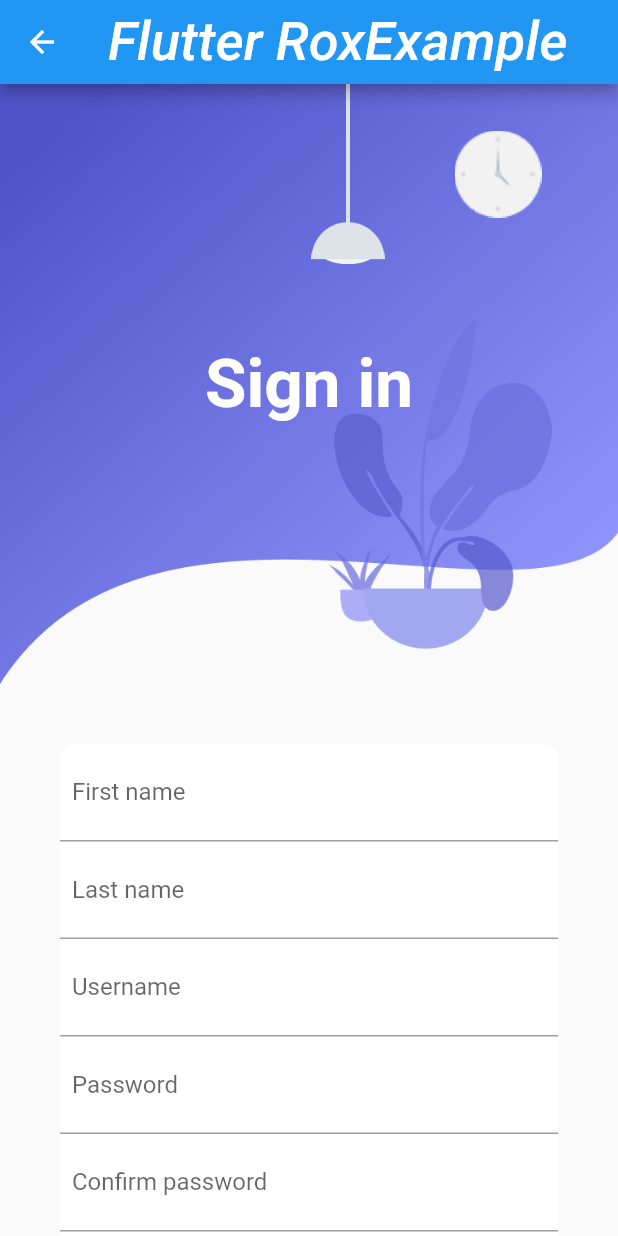
After one commit to naida-merzic/FIT-RS2, a Flutter app: the screen it shows after launch, after a tap on "Sign in", on a phone screen of 412 x 824 dp. The commit adds this screen. Run offline on Flutter 3.47's test engine with Material 2 defaults, Android fonts, the phone set to English and light mode, and no system bars; missing offline and left inert: dart:ffi; accounts and stored records are empty; network calls fail.

Commit message:
mobile fix

```diff
--- a/eOftamoloskiCentar/eoftamoloskimobile/lib/main.dart
+++ b/eOftamoloskiCentar/eoftamoloskimobile/lib/main.dart
@@ -13,6 +13,7 @@ import 'package:eoftamoloskimobile/providers/termin_provider.dart';
 import 'package:eoftamoloskimobile/providers/user_provider.dart';
 import 'package:eoftamoloskimobile/screens/cart/cart_screen.dart';
 import 'package:eoftamoloskimobile/screens/krosicnickiRacun/korisnickiRacunScreen.dart';
+import 'package:eoftamoloskimobile/screens/krosicnickiRacun/registracija.dart';
 import 'package:eoftamoloskimobile/screens/news/news_list_screen.dart';
 import 'package:eoftamoloskimobile/screens/products/product_details_screen.dart';
 import 'package:eoftamoloskimobile/screens/products/product_list_screen.dart';
@@ -76,6 +77,9 @@ void main() => runApp(MultiProvider(
             } else if (settings.name == TerminInsertScreen.routeName) {
               return MaterialPageRoute(
                   builder: ((context) => TerminInsertScreen()));
+            } else if (settings.name == RegistracijaScreen.routeName) {
+              return MaterialPageRoute(
+                  builder: ((context) => RegistracijaScreen()));
             }
 
             var uri = Uri.parse(settings.name!);
@@ -138,7 +142,7 @@ class HomePage extends StatelessWidget {
               Container(
                 child: Center(
                     child: Text(
-                  "Login",
+                  "Welcome",
                   style: TextStyle(
                       color: Colors.white,
                       fontSize: 45,
@@ -148,7 +152,7 @@ class HomePage extends StatelessWidget {
             ]),
           ),
           Padding(
-              padding: EdgeInsets.all(40),
+              padding: EdgeInsets.fromLTRB(40, 0, 40, 10),
               child: Container(
                 decoration: BoxDecoration(
                     color: Colors.white,
@@ -213,6 +217,24 @@ class HomePage extends StatelessWidget {
               child: Center(child: Text("Login")),
             ),
           ),
+          SizedBox(height: 20),
+          Container(
+            height: 50,
+            //padding: EdgeInsets.all(8),
+            margin: EdgeInsets.fromLTRB(40, 0, 40, 0),
+            decoration: BoxDecoration(
+                borderRadius: BorderRadius.circular(10),
+                gradient: LinearGradient(colors: [
+                  Color.fromARGB(255, 106, 112, 236),
+                  Color.fromRGBO(143, 148, 251, 6)
+                ])),
+            child: InkWell(
+              onTap: () async {
+                Navigator.pushNamed(context, RegistracijaScreen.routeName);
+              },
+              child: Center(child: Text("Sign in")),
+            ),
+          ),
           SizedBox(height: 40),
           Text("Forgot password?"),
           SizedBox(height: 40),
--- a/eOftamoloskiCentar/eoftamoloskimobile/lib/model/korisnickiRacun.dart
+++ b/eOftamoloskiCentar/eoftamoloskimobile/lib/model/korisnickiRacun.dart
@@ -12,6 +12,8 @@ class KorisnickiRacun {
   String? email;
   String? brojTelefona;
   String? adresa;
+  String? lozinkaHash;
+  String? lozinkaSalt;
   String? korisnickoIme;
   DateTime? datumRodjenja;
 
--- a/eOftamoloskiCentar/eoftamoloskimobile/lib/providers/base_provider.dart
+++ b/eOftamoloskiCentar/eoftamoloskimobile/lib/providers/base_provider.dart
@@ -80,7 +80,7 @@ abstract class BaseProvider<T> with ChangeNotifier {
     print("jsonrequest: " + jsonRequest.toString());
 
     var response = await http!.post(uri, headers: headers, body: jsonRequest);
-    print("response: " + response.toString());
+    print("valid: " + isValidResponseCode(response).toString());
 
     if (isValidResponseCode(response)) {
       var data = jsonDecode(response.body);
--- /dev/null
+++ b/eOftamoloskiCentar/eoftamoloskimobile/lib/screens/krosicnickiRacun/registracija.dart
@@ -0,0 +1,248 @@
+import 'package:flutter/cupertino.dart';
+
+import 'package:eoftamoloskimobile/model/klijent.dart';
+import 'package:eoftamoloskimobile/model/korisnickiRacun.dart';
+import 'package:eoftamoloskimobile/providers/korisnickiRacun_provider.dart';
+import 'package:eoftamoloskimobile/utils/utils.dart';
+import 'package:flutter/material.dart';
+import 'package:flutter/src/widgets/container.dart';
+import 'package:flutter/src/widgets/framework.dart';
+import 'package:provider/provider.dart';
+
+import '../../providers/user_provider.dart';
+import '../../widgets/master_screen.dart';
+import '../products/product_list_screen.dart';
+
+class RegistracijaScreen extends StatefulWidget {
+  static const String routeName = "/registracija";
+
+  const RegistracijaScreen({Key? key}) : super(key: key);
+
+  @override
+  State<RegistracijaScreen> createState() => _RegistracijaScreenState();
+}
+
+class _RegistracijaScreenState extends State<RegistracijaScreen> {
+  TextEditingController _usernameController = TextEditingController();
+  TextEditingController _passwordController = TextEditingController();
+  TextEditingController _passwordConfirmController = TextEditingController();
+  TextEditingController _firstNameController = TextEditingController();
+  TextEditingController _lastNameController = TextEditingController();
+  TextEditingController _birthController = TextEditingController();
+  TextEditingController _phoneController = TextEditingController();
+  TextEditingController _emailController = TextEditingController();
+  TextEditingController _adressController = TextEditingController();
+  late UserProvider _userProvider;
+  late KorisnickiRacunProvider _korisnickiProvider;
+
+  @override
+  Widget build(BuildContext context) {
+    _userProvider = Provider.of<UserProvider>(context, listen: false);
+    _korisnickiProvider =
+        Provider.of<KorisnickiRacunProvider>(context, listen: false);
+
+    return Scaffold(
+      appBar: AppBar(
+        title: Text("Flutter RoxExample"),
+      ),
+      body: SingleChildScrollView(
+          child: Column(
+        children: [
+          Container(
+            height: 400,
+            decoration: BoxDecoration(
+                image: DecorationImage(
+                    image: AssetImage("assets/images/background.png"),
+                    fit: BoxFit.fill)),
+            child: Stack(children: [
+              Positioned(
+                  right: 140,
+                  top: 0,
+                  width: 80,
+                  height: 120,
+                  child: Container(
+                      decoration: BoxDecoration(
+                          image: DecorationImage(
+                    image: AssetImage("assets/images/light-1.png"),
+                  )))),
+              Positioned(
+                  right: 40,
+                  top: 0,
+                  width: 80,
+                  height: 120,
+                  child: Container(
+                      decoration: BoxDecoration(
+                          image: DecorationImage(
+                    image: AssetImage("assets/images/clock.png"),
+                  )))),
+              Container(
+                child: Center(
+                    child: Text(
+                  "Sign in",
+                  style: TextStyle(
+                      color: Colors.white,
+                      fontSize: 45,
+                      fontWeight: FontWeight.bold),
+                )),
+              ),
+            ]),
+          ),
+          Padding(
+              padding: EdgeInsets.all(40),
+              child: Container(
+                decoration: BoxDecoration(
+                    color: Colors.white,
+                    borderRadius: BorderRadius.circular(10)),
+                child: Column(children: [
+                  Container(
+                    padding: EdgeInsets.all(8),
+                    decoration: BoxDecoration(
+                        border: Border(bottom: BorderSide(color: Colors.grey))),
+                    child: TextField(
+                      controller: _firstNameController,
+                      decoration: InputDecoration(
+                          border: InputBorder.none, hintText: "First name"),
+                    ),
+                  ),
+                  Container(
+                    padding: EdgeInsets.all(8),
+                    decoration: BoxDecoration(
+                        border: Border(bottom: BorderSide(color: Colors.grey))),
+                    child: TextField(
+                      controller: _lastNameController,
+                      decoration: InputDecoration(
+                          border: InputBorder.none, hintText: "Last name"),
+                    ),
+                  ),
+                  Container(
+                    padding: EdgeInsets.all(8),
+                    decoration: BoxDecoration(
+                        border: Border(bottom: BorderSide(color: Colors.grey))),
+                    child: TextField(
+                      controller: _usernameController,
+                      decoration: InputDecoration(
+                          border: InputBorder.none, hintText: "Username"),
+                    ),
+                  ),
+                  Container(
+                    padding: EdgeInsets.all(8),
+                    decoration: BoxDecoration(
+                        border: Border(bottom: BorderSide(color: Colors.grey))),
+                    child: TextField(
+                      controller: _passwordController,
+                      decoration: InputDecoration(
+                          border: InputBorder.none, hintText: "Password"),
+                    ),
+                  ),
+                  Container(
+                    padding: EdgeInsets.all(8),
+                    decoration: BoxDecoration(
+                        border: Border(bottom: BorderSide(color: Colors.grey))),
+                    child: TextField(
+                      controller: _passwordConfirmController,
+                      decoration: InputDecoration(
+                          border: InputBorder.none,
+                          hintText: "Confirm password"),
+                    ),
+                  ),
+                  Container(
+                    padding: EdgeInsets.all(8),
+                    decoration: BoxDecoration(
+                        border: Border(bottom: BorderSide(color: Colors.grey))),
+                    child: TextField(
+                      controller: _emailController,
+                      decoration: InputDecoration(
+                          border: InputBorder.none, hintText: "Email"),
+                    ),
+                  ),
+                  Container(
+                    padding: EdgeInsets.all(8),
+                    decoration: BoxDecoration(
+                        border: Border(bottom: BorderSide(color: Colors.grey))),
+                    child: TextField(
+                      controller: _adressController,
+                      decoration: InputDecoration(
+                          border: InputBorder.none, hintText: "Adress"),
+                    ),
+                  ),
+                  Container(
+                    padding: EdgeInsets.all(8),
+                    decoration: BoxDecoration(
+                        border: Border(bottom: BorderSide(color: Colors.grey))),
+                    child: TextField(
+                      controller: _birthController,
+                      decoration: InputDecoration(
+                          border: InputBorder.none, hintText: "Date of birth"),
+                    ),
+                  ),
+                  Container(
+                    padding: EdgeInsets.all(8),
+                    decoration: BoxDecoration(
+                        border: Border(bottom: BorderSide(color: Colors.grey))),
+                    child: TextField(
+                      controller: _phoneController,
+                      decoration: InputDecoration(
+                          border: InputBorder.none, hintText: "Phone"),
+                    ),
+                  ),
+                ]),
+              )),
+          SizedBox(height: 2),
+          Container(
+            height: 50,
+            //padding: EdgeInsets.all(8),
+            margin: EdgeInsets.fromLTRB(40, 0, 40, 0),
+            decoration: BoxDecoration(
+                borderRadius: BorderRadius.circular(10),
+                gradient: LinearGradient(colors: [
+                  Color.fromARGB(255, 106, 112, 236),
+                  Color.fromRGBO(143, 148, 251, 6)
+                ])),
+            child: InkWell(
+              onTap: () async {
+                // try {
+                Map order = {
+                  "ime": _firstNameController.text,
+                  "prezime": _lastNameController.text,
+                  "email": _emailController.text,
+                  "brojTelefona": _phoneController.text,
+                  "adresa": _adressController.text,
+                  "korisnickoIme": _usernameController.text,
+                  "datumRodjenja": DateTime.now().toIso8601String(),
+                  "lozinkaHash": _passwordController.text,
+                  "lozinkaSalt": _passwordConfirmController.text,
+                };
+
+                await _korisnickiProvider.insert(order);
+
+                // Authorization.username = _usernameController.text;
+                // Authorization.password = _passwordController.text;
+
+                // List<Klijent> loggedUser = await _korisnickiProvider.get();
+                // Authorization.loggedUser = loggedUser.first;
+
+                // Navigator.pushNamed(context, ProductListScreen.routeName);
+                // } catch (e) {
+                //   showDialog(
+                //       context: context,
+                //       builder: (BuildContext context) => AlertDialog(
+                //             title: Text("Error"),
+                //             content: Text(e.toString()),
+                //             actions: [
+                //               TextButton(
+                //                 child: Text("Ok"),
+                //                 onPressed: () => Navigator.pop(context),
+                //               )
+                //             ],
+                //           ));
+                // }
+              },
+              child: Center(child: Text("Sign in")),
+            ),
+          ),
+          SizedBox(height: 40),
+        ],
+      )),
+    );
+  }
+}
--- a/eOftamoloskiCentar/eoftamoloskimobile/lib/screens/products/product_details_screen.dart
+++ b/eOftamoloskiCentar/eoftamoloskimobile/lib/screens/products/product_details_screen.dart
@@ -1,3 +1,4 @@
+import 'package:eoftamoloskimobile/model/dojam.dart';
 import 'package:eoftamoloskimobile/providers/product_provider.dart';
 import 'package:flutter/cupertino.dart';
 import 'package:flutter/material.dart';
@@ -6,6 +7,7 @@ import 'package:flutter/src/widgets/framework.dart';
 import 'package:provider/provider.dart';
 
 import '../../model/product.dart';
+import '../../providers/dojam_provider.dart';
 import '../../utils/utils.dart';
 import '../../widgets/master_screen.dart';
 
@@ -20,6 +22,9 @@ class ProductDetailsScreen extends StatefulWidget {
 
 class _ProductDetailsScreenState extends State<ProductDetailsScreen> {
   ProductProvider? _productProvider = null;
+  DojamProvider? _dojamProvider = null;
+  List<Dojam> _dojmoviLiked = [];
+  List<Dojam> _dojmoviDisliked = [];
   Product? _product;
 
   @override
@@ -27,6 +32,7 @@ class _ProductDetailsScreenState extends State<ProductDetailsScreen> {
     // TODO: implement initState
     super.initState();
     _productProvider = context.read<ProductProvider>();
+    _dojamProvider = context.read<DojamProvider>();
     loadData();
   }
 
@@ -34,6 +40,14 @@ class _ProductDetailsScreenState extends State<ProductDetailsScreen> {
     var tempData = await _productProvider?.getById(int.parse(widget.id));
     setState(() {
       _product = tempData!;
+    });
+    var dojmoviLiked = await _dojamProvider
+        ?.get({'isLiked': true, 'artikalId': _product!.artikalId});
+    var dojmoviDisliked = await _dojamProvider
+        ?.get({'isLiked': false, 'artikalId': _product!.artikalId});
+    setState(() {
+      _dojmoviLiked = dojmoviLiked!;
+      _dojmoviDisliked = dojmoviDisliked!;
     });
   }
 
@@ -78,6 +92,24 @@ class _ProductDetailsScreenState extends State<ProductDetailsScreen> {
           _product!.opis.toString(),
           style: TextStyle(fontSize: 18, fontWeight: FontWeight.bold),
         ),
+        Row(
+          children: [
+            IconButton(
+              icon: Icon(Icons.star),
+              onPressed: () {},
+            ),
+            Text(_dojmoviLiked.length.toString())
+          ],
+        ),
+        Row(
+          children: [
+            IconButton(
+              icon: Icon(Icons.heart_broken),
+              onPressed: () {},
+            ),
+            Text(_dojmoviDisliked.length.toString())
+          ],
+        )
       ],
     );
   }
```
Also changed, not shown: 1 other file.
